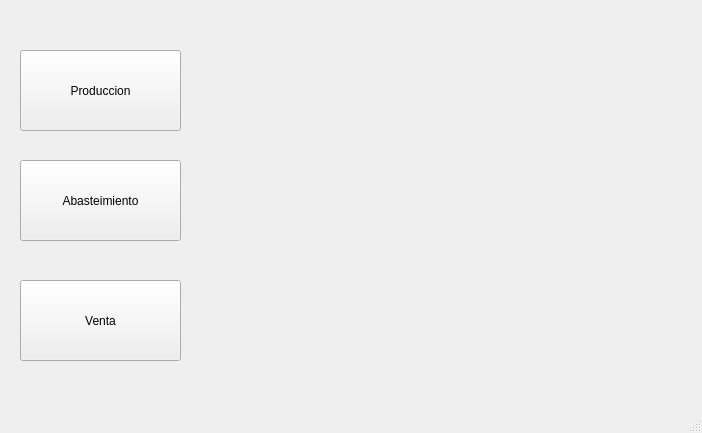
Old version of the form pantalla_principal.ui in the repository EscuelaProyectosPOO/simulacion.
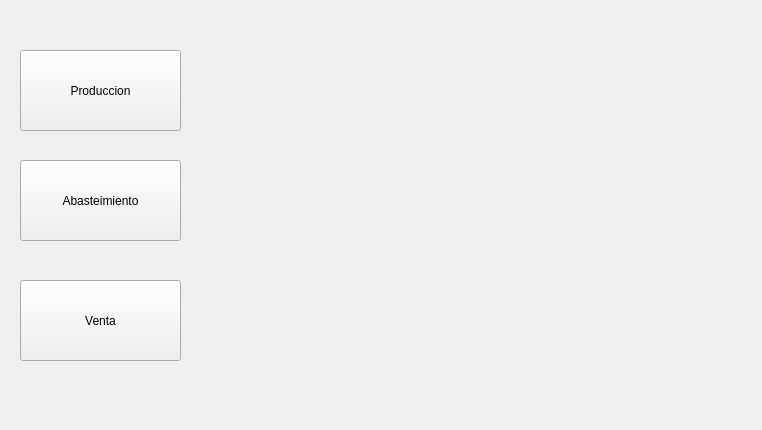
New version of the form. Icons and pictures are not drawn.

Commit message: Modificaciones en la interfaz principal

Diff of the .ui file:
```diff
--- a/pantalla_principal.ui
+++ b/pantalla_principal.ui
@@ -1,18 +1,53 @@
 <?xml version="1.0" encoding="UTF-8"?>
 <ui version="4.0">
- <class>MainWindow</class>
- <widget class="QMainWindow" name="MainWindow">
+ <class>mainWindow</class>
+ <widget class="QMainWindow" name="mainWindow">
+  <property name="enabled">
+   <bool>true</bool>
+  </property>
   <property name="geometry">
    <rect>
     <x>0</x>
     <y>0</y>
-    <width>702</width>
-    <height>433</height>
+    <width>762</width>
+    <height>430</height>
    </rect>
   </property>
+  <property name="minimumSize">
+   <size>
+    <width>762</width>
+    <height>430</height>
+   </size>
+  </property>
+  <property name="maximumSize">
+   <size>
+    <width>762</width>
+    <height>430</height>
+   </size>
+  </property>
   <property name="windowTitle">
    <string>MainWindow</string>
   </property>
+  <property name="styleSheet">
+   <string notr="true">@import url('https://fonts.googleapis.com/css2?family=Poppins&amp;display=swap');
+
+*{
+font-family: Victor Mono;
+background-image: url(:/bacground/images/bg.jpg);
+}
+
+QPushButton{
+border-radius: 10px;
+background: #99b3ca;
+font-size: 19px
+}
+
+QPushButton:hover{
+background: #acc8e2;
+font-weight:bold;
+border-radius: 10px;
+}</string>
+  </property>
   <widget class="QWidget" name="centralwidget">
    <widget class="QPushButton" name="btnproduccion">
     <property name="geometry">
@@ -54,7 +89,6 @@
     </property>
    </widget>
   </widget>
-  <widget class="QStatusBar" name="statusbar"/>
  </widget>
  <resources/>
  <connections/>
```
Left out of the diff: 4 changed lines with no effect on the pictures. The commit also changes 5 other files.
